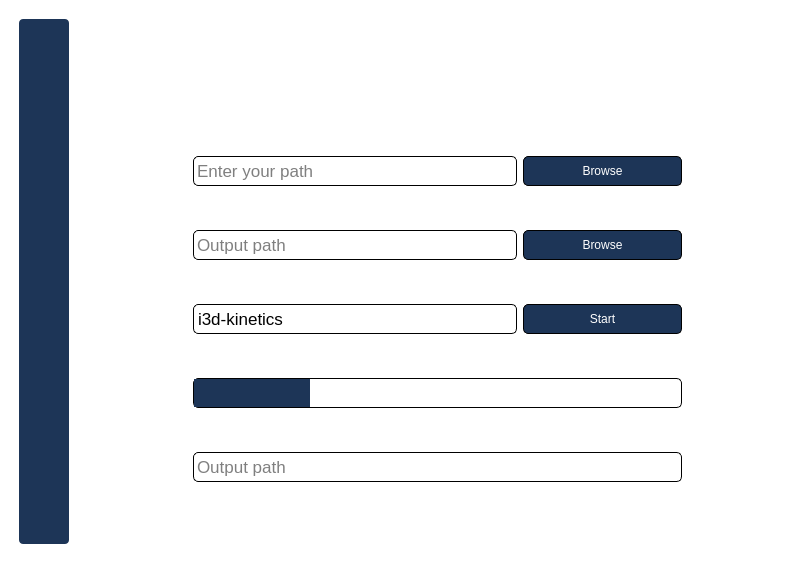
This is Desktop App/main2.ui in marina-fares/Activity_recognition_application as Qt 5 draws it before an edit. The edited form follows.
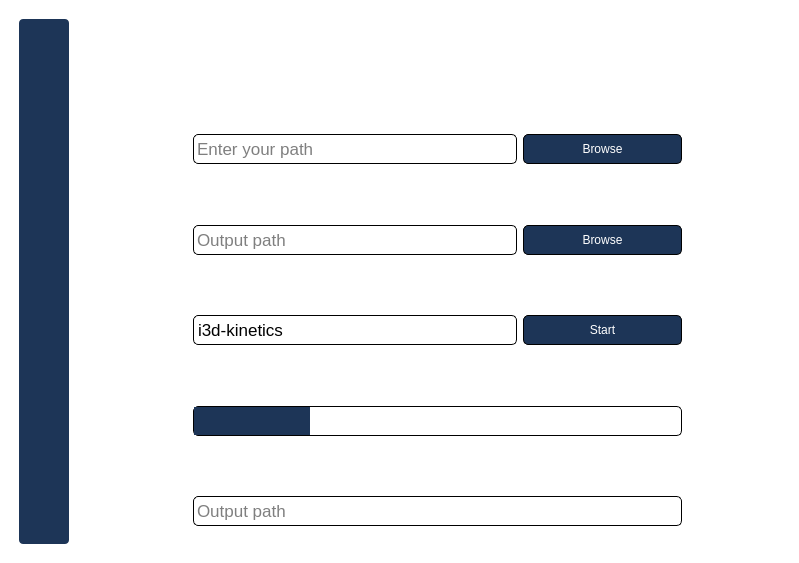
This is the edited form. Icons and pictures are not drawn.

What changed in the file:
```diff
--- a/Desktop App/main2.ui
+++ b/Desktop App/main2.ui
@@ -740,92 +740,7 @@
            <number>8</number>
           </property>
           <layout class="QGridLayout" name="gridLayout_2">
-           <item row="2" column="1" colspan="2">
-            <widget class="QLineEdit" name="output_line">
-             <property name="minimumSize">
-              <size>
-               <width>188</width>
-               <height>30</height>
-              </size>
-             </property>
-             <property name="font">
-              <font>
-               <pointsize>13</pointsize>
-               <weight>50</weight>
-               <bold>false</bold>
-              </font>
-             </property>
-             <property name="contextMenuPolicy">
-              <enum>Qt::PreventContextMenu</enum>
-             </property>
-             <property name="styleSheet">
-              <string notr="true">border:1px solid black;
-color:black;</string>
-             </property>
-             <property name="dragEnabled">
-              <bool>true</bool>
-             </property>
-             <property name="readOnly">
-              <bool>false</bool>
-             </property>
-             <property name="placeholderText">
-              <string notr="true" comment="yes" extracomment="yes">Output path</string>
-             </property>
-             <property name="clearButtonEnabled">
-              <bool>true</bool>
-             </property>
-            </widget>
-           </item>
-           <item row="1" column="0">
-            <spacer name="horizontalSpacer">
-             <property name="orientation">
-              <enum>Qt::Horizontal</enum>
-             </property>
-             <property name="sizeType">
-              <enum>QSizePolicy::Fixed</enum>
-             </property>
-             <property name="sizeHint" stdset="0">
-              <size>
-               <width>80</width>
-               <height>20</height>
-              </size>
-             </property>
-            </spacer>
-           </item>
-           <item row="1" column="1" colspan="2">
-            <widget class="QLineEdit" name="input_line">
-             <property name="minimumSize">
-              <size>
-               <width>188</width>
-               <height>30</height>
-              </size>
-             </property>
-             <property name="font">
-              <font>
-               <pointsize>13</pointsize>
-               <weight>50</weight>
-               <bold>false</bold>
-              </font>
-             </property>
-             <property name="styleSheet">
-              <string notr="true">border:1px solid black;
-color:black;</string>
-             </property>
-             <property name="dragEnabled">
-              <bool>true</bool>
-             </property>
-             <property name="readOnly">
-              <bool>false</bool>
-             </property>
-             <property name="placeholderText">
-              <string notr="true" comment="yes" extracomment="yes">Enter your path</string>
-             </property>
-             <property name="clearButtonEnabled">
-              <bool>true</bool>
-             </property>
-            </widget>
-           </item>
-           <item row="2" column="3">
+           <item row="4" column="3">
             <widget class="QPushButton" name="output_btn">
              <property name="minimumSize">
               <size>
@@ -849,7 +764,7 @@
              </property>
             </widget>
            </item>
-           <item row="1" column="3">
+           <item row="2" column="3">
             <widget class="QPushButton" name="browse_btn">
              <property name="minimumSize">
               <size>
@@ -879,7 +794,7 @@
              </property>
             </widget>
            </item>
-           <item row="1" column="4">
+           <item row="2" column="4">
             <spacer name="horizontalSpacer_2">
              <property name="orientation">
               <enum>Qt::Horizontal</enum>
@@ -895,7 +810,7 @@
              </property>
             </spacer>
            </item>
-           <item row="3" column="1" colspan="2">
+           <item row="6" column="1" colspan="2">
             <widget class="QComboBox" name="comboBox">
              <property name="minimumSize">
               <size>
@@ -926,7 +841,7 @@
              </item>
             </widget>
            </item>
-           <item row="3" column="3">
+           <item row="6" column="3">
             <widget class="QPushButton" name="start_btn">
              <property name="minimumSize">
               <size>
@@ -950,7 +865,7 @@
              </property>
             </widget>
            </item>
-           <item row="5" column="1" colspan="3">
+           <item row="9" column="1" colspan="3">
             <widget class="QProgressBar" name="progressBar">
              <property name="minimumSize">
               <size>
@@ -966,7 +881,7 @@
              </property>
             </widget>
            </item>
-           <item row="6" column="1" colspan="3">
+           <item row="11" column="1" colspan="3">
             <widget class="QLineEdit" name="command_line">
              <property name="minimumSize">
               <size>
@@ -1025,6 +940,156 @@
              </property>
             </widget>
            </item>
+           <item row="4" column="1" colspan="2">
+            <widget class="QLineEdit" name="output_line">
+             <property name="minimumSize">
+              <size>
+               <width>188</width>
+               <height>30</height>
+              </size>
+             </property>
+             <property name="font">
+              <font>
+               <pointsize>13</pointsize>
+               <weight>50</weight>
+               <bold>false</bold>
+              </font>
+             </property>
+             <property name="contextMenuPolicy">
+              <enum>Qt::PreventContextMenu</enum>
+             </property>
+             <property name="styleSheet">
+              <string notr="true">border:1px solid black;
+color:black;</string>
+             </property>
+             <property name="dragEnabled">
+              <bool>true</bool>
+             </property>
+             <property name="readOnly">
+              <bool>false</bool>
+             </property>
+             <property name="placeholderText">
+              <string notr="true" comment="yes" extracomment="yes">Output path</string>
+             </property>
+             <property name="clearButtonEnabled">
+              <bool>true</bool>
+             </property>
+            </widget>
+           </item>
+           <item row="2" column="1" colspan="2">
+            <widget class="QLineEdit" name="input_line">
+             <property name="minimumSize">
+              <size>
+               <width>188</width>
+               <height>30</height>
+              </size>
+             </property>
+             <property name="font">
+              <font>
+               <pointsize>13</pointsize>
+               <weight>50</weight>
+               <bold>false</bold>
+              </font>
+             </property>
+             <property name="styleSheet">
+              <string notr="true">border:1px solid black;
+color:black;</string>
+             </property>
+             <property name="dragEnabled">
+              <bool>true</bool>
+             </property>
+             <property name="readOnly">
+              <bool>false</bool>
+             </property>
+             <property name="placeholderText">
+              <string notr="true" comment="yes" extracomment="yes">Enter your path</string>
+             </property>
+             <property name="clearButtonEnabled">
+              <bool>true</bool>
+             </property>
+            </widget>
+           </item>
+           <item row="2" column="0">
+            <spacer name="horizontalSpacer">
+             <property name="orientation">
+              <enum>Qt::Horizontal</enum>
+             </property>
+             <property name="sizeType">
+              <enum>QSizePolicy::Fixed</enum>
+             </property>
+             <property name="sizeHint" stdset="0">
+              <size>
+               <width>80</width>
+               <height>20</height>
+              </size>
+             </property>
+            </spacer>
+           </item>
+           <item row="1" column="1">
+            <spacer name="verticalSpacer_1">
+             <property name="orientation">
+              <enum>Qt::Vertical</enum>
+             </property>
+             <property name="sizeHint" stdset="0">
+              <size>
+               <width>20</width>
+               <height>40</height>
+              </size>
+             </property>
+            </spacer>
+           </item>
+           <item row="3" column="1">
+            <spacer name="verticalSpacer_2">
+             <property name="orientation">
+              <enum>Qt::Vertical</enum>
+             </property>
+             <property name="sizeHint" stdset="0">
+              <size>
+               <width>20</width>
+               <height>40</height>
+              </size>
+             </property>
+            </spacer>
+           </item>
+           <item row="5" column="1">
+            <spacer name="verticalSpacer_3">
+             <property name="orientation">
+              <enum>Qt::Vertical</enum>
+             </property>
+             <property name="sizeHint" stdset="0">
+              <size>
+               <width>20</width>
+               <height>40</height>
+              </size>
+             </property>
+            </spacer>
+           </item>
+           <item row="7" column="1">
+            <spacer name="verticalSpacer_4">
+             <property name="orientation">
+              <enum>Qt::Vertical</enum>
+             </property>
+             <property name="sizeHint" stdset="0">
+              <size>
+               <width>20</width>
+               <height>40</height>
+              </size>
+             </property>
+            </spacer>
+           </item>
+           <item row="10" column="1">
+            <spacer name="verticalSpacer_5">
+             <property name="orientation">
+              <enum>Qt::Vertical</enum>
+             </property>
+             <property name="sizeHint" stdset="0">
+              <size>
+               <width>20</width>
+               <height>40</height>
+              </size>
+             </property>
+            </spacer>
+           </item>
           </layout>
          </widget>
         </item>
```
